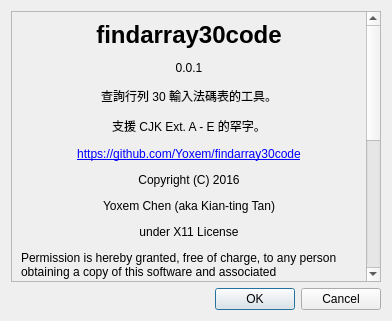
Qt form findarray30code/ui2.ui (Yoxem/findarray30code) before a commit.
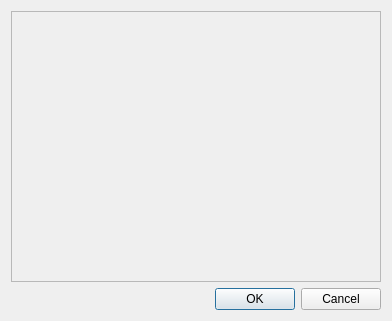
The same form after that commit.

What changed in the file:
```diff
--- a/findarray30code/ui2.ui
+++ b/findarray30code/ui2.ui
@@ -25,9 +25,9 @@
         <property name="geometry">
          <rect>
           <x>0</x>
-          <y>-14</y>
-          <width>357</width>
-          <height>706</height>
+          <y>0</y>
+          <width>368</width>
+          <height>262</height>
          </rect>
         </property>
         <layout class="QHBoxLayout" name="horizontalLayout">
@@ -40,7 +40,7 @@
             </sizepolicy>
            </property>
            <property name="text">
-            <string>&lt;html&gt;&lt;head/&gt;&lt;body&gt;&lt;p align=&quot;center&quot;&gt;&lt;span style=&quot; font-size:18pt; font-weight:600;&quot;&gt;findarray30code&lt;/span&gt;&lt;/p&gt;&lt;p align=&quot;center&quot;&gt;0.0.1&lt;/p&gt;&lt;p align=&quot;center&quot;&gt;查詢行列 30 輸入法碼表的工具。&lt;/p&gt;&lt;p align=&quot;center&quot;&gt;支援 CJK Ext. A - E 的罕字。&lt;/p&gt;&lt;p align=&quot;center&quot;&gt;&lt;a href=&quot;https://github.com/Yoxem/findarray30code &quot;&gt;&lt;span style=&quot; text-decoration: underline; color:#0000ff;&quot;&gt;https://github.com/Yoxem/findarray30code&lt;/span&gt;&lt;/a&gt;&lt;/p&gt;&lt;p align=&quot;center&quot;&gt;Copyright (C) 2016&lt;/p&gt;&lt;p align=&quot;center&quot;&gt;Yoxem Chen (aka Kian-ting Tan)&lt;/p&gt;&lt;p align=&quot;center&quot;&gt;under X11 License&lt;/p&gt;&lt;p&gt;&lt;span style=&quot; font-size:9pt;&quot;&gt;Permission is hereby granted, free of charge, to any person obtaining a copy of this software and associated documentation files (the &amp;quot;Software&amp;quot;), to deal in the Software without restriction, including without limitation the rights to use, copy, modify, merge, publish, distribute, sublicense, and/or sell copies of the Software, and to permit persons to whom the Software is furnished to do so, subject to the following conditions:&lt;/span&gt;&lt;/p&gt;&lt;p&gt;&lt;span style=&quot; font-size:9pt;&quot;&gt;The above copyright notice and this permission notice shall be included in all copies or substantial portions of the Software.&lt;/span&gt;&lt;/p&gt;&lt;p&gt;&lt;span style=&quot; font-size:9pt;&quot;&gt;THE SOFTWARE IS PROVIDED &amp;quot;AS IS&amp;quot;, WITHOUT WARRANTY OF ANY KIND, EXPRESS OR IMPLIED, INCLUDING BUT NOT LIMITED TO THE WARRANTIES OF MERCHANTABILITY, FITNESS FOR A PARTICULAR PURPOSE AND NONINFRINGEMENT. IN NO EVENT SHALL THE AUTHORS OR COPYRIGHT HOLDERS BE LIABLE FOR ANY CLAIM, DAMAGES OR OTHER LIABILITY, WHETHER IN AN ACTION OF CONTRACT, TORT OR OTHERWISE, ARISING FROM, OUT OF OR IN CONNECTION WITH THE SOFTWARE OR THE USE OR OTHER DEALINGS IN THE SOFTWARE.&lt;/span&gt;&lt;/p&gt;&lt;/body&gt;&lt;/html&gt;</string>
+            <string>&lt;html&gt;&lt;head/&gt;&lt;body&gt;&lt;p&gt;&lt;br/&gt;&lt;/p&gt;&lt;/body&gt;&lt;/html&gt;</string>
            </property>
            <property name="textFormat">
             <enum>Qt::AutoText</enum>
```
Left out of the diff: 1 changed line with no effect on the pictures.
